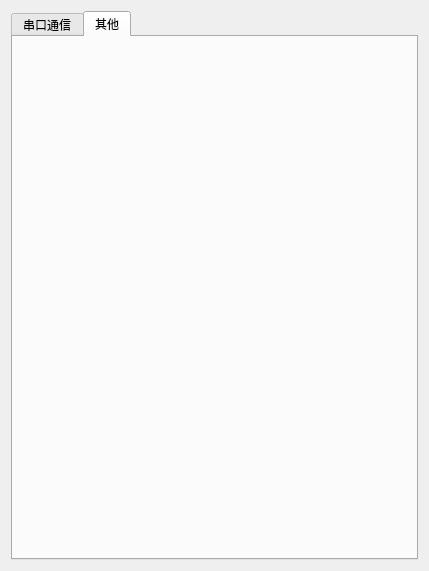
The window that ui/externalapplicationswidget.ui (WhiteChimney/TDC-counter) describes before a commit, drawn with Qt 5.
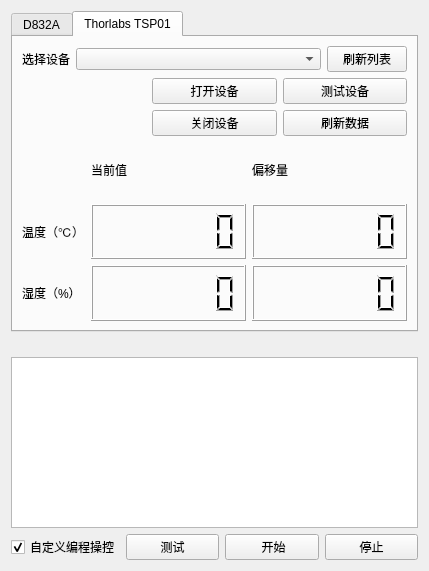
The same window after the commit. The open tabs and pages were chosen to show the change.

Commit message: 添加 TSP01 温湿度计功能

Diff of the .ui file:
```diff
--- a/ui/externalapplicationswidget.ui
+++ b/ui/externalapplicationswidget.ui
@@ -21,7 +21,7 @@
      </property>
      <widget class="QWidget" name="tab">
       <attribute name="title">
-       <string>串口通信</string>
+       <string>D832A</string>
       </attribute>
       <layout class="QVBoxLayout" name="verticalLayout_2">
        <item>
@@ -286,8 +286,191 @@
          </item>
         </layout>
        </item>
+      </layout>
+     </widget>
+     <widget class="QWidget" name="tab_2">
+      <attribute name="title">
+       <string>Thorlabs TSP01</string>
+      </attribute>
+      <layout class="QVBoxLayout" name="verticalLayout_3">
        <item>
-        <widget class="QTextEdit" name="whiteBoard"/>
+        <layout class="QHBoxLayout" name="horizontalLayout">
+         <item>
+          <widget class="QLabel" name="label_9">
+           <property name="text">
+            <string>选择设备</string>
+           </property>
+          </widget>
+         </item>
+         <item>
+          <widget class="QComboBox" name="comboBoxTSP01DeviceList">
+           <property name="sizePolicy">
+            <sizepolicy hsizetype="Expanding" vsizetype="Fixed">
+             <horstretch>0</horstretch>
+             <verstretch>0</verstretch>
+            </sizepolicy>
+           </property>
+          </widget>
+         </item>
+         <item>
+          <widget class="QPushButton" name="buttonRefreshTSP01">
+           <property name="text">
+            <string>刷新列表</string>
+           </property>
+          </widget>
+         </item>
+        </layout>
+       </item>
+       <item>
+        <layout class="QGridLayout" name="gridLayout_3">
+         <item row="1" column="3">
+          <widget class="QPushButton" name="buttonRefreshDataTSP01">
+           <property name="text">
+            <string>刷新数据</string>
+           </property>
+          </widget>
+         </item>
+         <item row="1" column="1">
+          <widget class="QPushButton" name="buttonCloseTSP01">
+           <property name="text">
+            <string>关闭设备</string>
+           </property>
+          </widget>
+         </item>
+         <item row="0" column="1">
+          <widget class="QPushButton" name="buttonOpenTSP01">
+           <property name="sizePolicy">
+            <sizepolicy hsizetype="Preferred" vsizetype="Fixed">
+             <horstretch>0</horstretch>
+             <verstretch>0</verstretch>
+            </sizepolicy>
+           </property>
+           <property name="text">
+            <string>打开设备</string>
+           </property>
+          </widget>
+         </item>
+         <item row="0" column="3">
+          <widget class="QPushButton" name="buttonTestTSP01">
+           <property name="text">
+            <string>测试设备</string>
+           </property>
+          </widget>
+         </item>
+         <item row="0" column="0" rowspan="2">
+          <widget class="QLabel" name="label_14">
+           <property name="sizePolicy">
+            <sizepolicy hsizetype="Minimum" vsizetype="Preferred">
+             <horstretch>0</horstretch>
+             <verstretch>0</verstretch>
+            </sizepolicy>
+           </property>
+           <property name="text">
+            <string/>
+           </property>
+          </widget>
+         </item>
+        </layout>
+       </item>
+       <item>
+        <layout class="QGridLayout" name="gridLayout_2">
+         <item row="2" column="0">
+          <widget class="QLabel" name="label_11">
+           <property name="text">
+            <string>湿度（%）</string>
+           </property>
+          </widget>
+         </item>
+         <item row="1" column="0">
+          <widget class="QLabel" name="label_10">
+           <property name="text">
+            <string>温度（℃）</string>
+           </property>
+          </widget>
+         </item>
+         <item row="0" column="2">
+          <widget class="QLabel" name="label_12">
+           <property name="text">
+            <string>偏移量</string>
+           </property>
+          </widget>
+         </item>
+         <item row="0" column="1">
+          <widget class="QLabel" name="label_13">
+           <property name="text">
+            <string>当前值</string>
+           </property>
+          </widget>
+         </item>
+         <item row="1" column="1">
+          <widget class="QLCDNumber" name="lcdTemp">
+           <property name="sizePolicy">
+            <sizepolicy hsizetype="Expanding" vsizetype="Minimum">
+             <horstretch>0</horstretch>
+             <verstretch>0</verstretch>
+            </sizepolicy>
+           </property>
+           <property name="smallDecimalPoint">
+            <bool>true</bool>
+           </property>
+           <property name="digitCount">
+            <number>6</number>
+           </property>
+          </widget>
+         </item>
+         <item row="2" column="1">
+          <widget class="QLCDNumber" name="lcdHumd">
+           <property name="sizePolicy">
+            <sizepolicy hsizetype="Expanding" vsizetype="Minimum">
+             <horstretch>0</horstretch>
+             <verstretch>0</verstretch>
+            </sizepolicy>
+           </property>
+           <property name="smallDecimalPoint">
+            <bool>true</bool>
+           </property>
+           <property name="digitCount">
+            <number>6</number>
+           </property>
+          </widget>
+         </item>
+         <item row="1" column="2">
+          <widget class="QLCDNumber" name="lcdTempOffset">
+           <property name="sizePolicy">
+            <sizepolicy hsizetype="MinimumExpanding" vsizetype="Minimum">
+             <horstretch>0</horstretch>
+             <verstretch>0</verstretch>
+            </sizepolicy>
+           </property>
+           <property name="smallDecimalPoint">
+            <bool>true</bool>
+           </property>
+           <property name="digitCount">
+            <number>6</number>
+           </property>
+          </widget>
+         </item>
+         <item row="2" column="2">
+          <widget class="QLCDNumber" name="lcdHumdOffset">
+           <property name="sizePolicy">
+            <sizepolicy hsizetype="MinimumExpanding" vsizetype="Minimum">
+             <horstretch>0</horstretch>
+             <verstretch>0</verstretch>
+            </sizepolicy>
+           </property>
+           <property name="smallDecimalPoint">
+            <bool>true</bool>
+           </property>
+           <property name="digitCount">
+            <number>6</number>
+           </property>
+          </widget>
+         </item>
+        </layout>
+       </item>
+      </layout>
+     </widget>
+    </widget>
        </item>
        <item>
         <spacer name="verticalSpacer_2">
@@ -302,6 +485,9 @@
          </property>
         </spacer>
        </item>
+   <item>
+    <widget class="QTextEdit" name="whiteBoard"/>
+   </item>
        <item>
         <layout class="QHBoxLayout" name="horizontalLayout_2">
          <item>
@@ -357,15 +543,6 @@
           </widget>
          </item>
         </layout>
-       </item>
-      </layout>
-     </widget>
-     <widget class="QWidget" name="tab_2">
-      <attribute name="title">
-       <string>其他</string>
-      </attribute>
-     </widget>
-    </widget>
    </item>
   </layout>
  </widget>
```
Left out of the diff: 2 changed lines with no effect on the pictures. Lines whose indentation alone changed are shown as unchanged. The commit also changes 15 other files.
